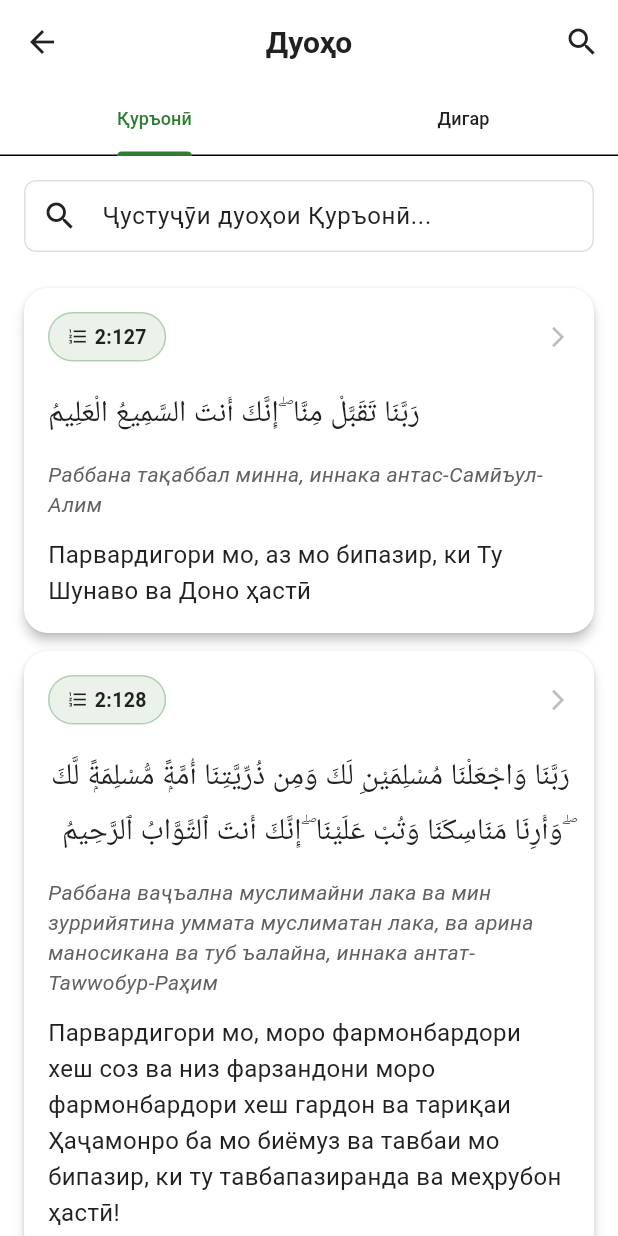
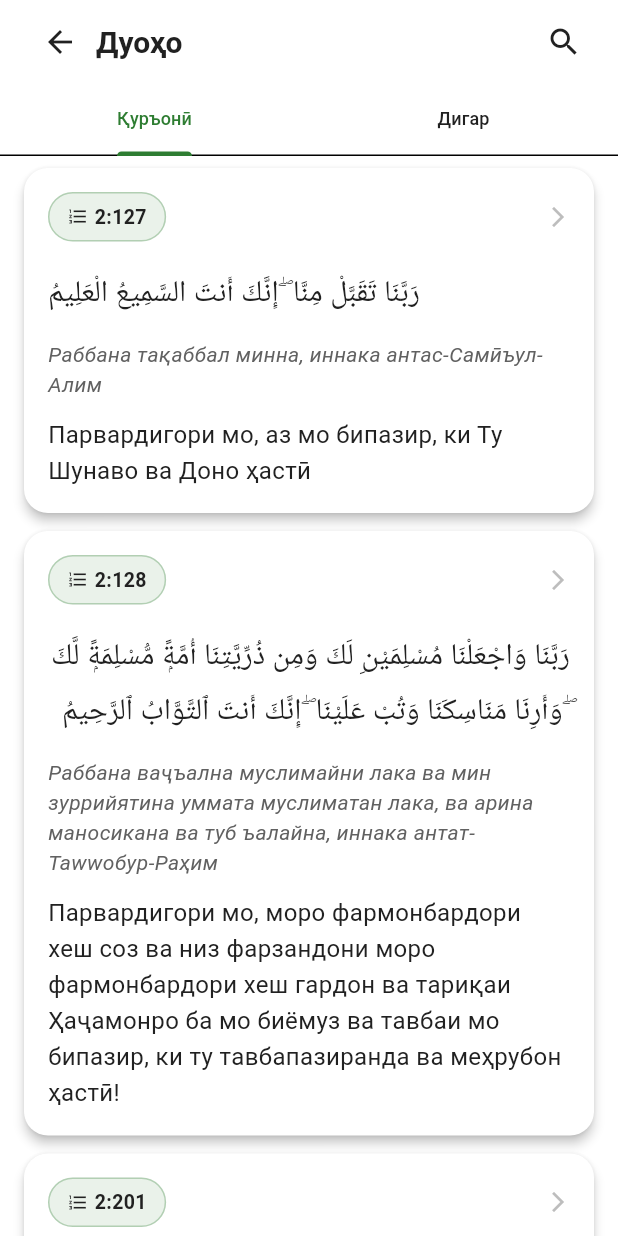
Before and after one commit to zabirovms/QuranApp, a Flutter app: the DuasPage screen opened by its route, on a phone screen of 412 x 824 dp. Run offline on Flutter 3.47's test engine with Material 3 defaults, Android fonts, the phone set to English and light mode, and no system bars; our stand-ins replace audio_service, cached_network_image, connectivity_plus, dio, equatable, flutter_riverpod and 8 more; accounts and stored records are empty.

Commit message:
Fix device back button navigation behavior
- Updated global back handler to respect navigation history properly
- Tab routes now navigate to home (default tab) before exiting app
- Fixed search and bookmarks navigation to use context.push() for proper back button behavior
- Removed individual PopScope widgets from pages to prevent conflicts
- Updated AppBar back buttons to check navigation history before going to home
- Ensures users can navigate back from search results to search page
- Prevents accidental app exits when navigating between tabs

```diff
--- a/lib/presentation/pages/bookmarks/bookmarks_page.dart
+++ b/lib/presentation/pages/bookmarks/bookmarks_page.dart
@@ -114,7 +114,7 @@ class BookmarksPage extends ConsumerWidget {
       child: Card(
         child: InkWell(
           onTap: () {
-            context.go('/surah/${bookmark.surahNumber}');
+            context.push('/surah/${bookmark.surahNumber}');
           },
           child: Padding(
             padding: const EdgeInsets.all(16),
--- a/lib/presentation/pages/duas/duas_page.dart
+++ b/lib/presentation/pages/duas/duas_page.dart
@@ -307,12 +307,14 @@ class _DuasPageState extends ConsumerState<DuasPage> with TickerProviderStateMix
   final TextEditingController _searchController = TextEditingController();
   final FocusNode _searchFocusNode = FocusNode();
   late TabController _tabController;
+  bool _isSearchExpanded = false;
 
   @override
   void initState() {
     super.initState();
     _tabController = TabController(length: 2, vsync: this);
     _tabController.addListener(_onTabChanged);
+    _tabController.addListener(_onTabChangedForSearch);
   }
 
   void _onTabChanged() {
@@ -328,13 +330,55 @@ class _DuasPageState extends ConsumerState<DuasPage> with TickerProviderStateMix
     }
   }
 
+  void _onTabChangedForSearch() {
+    // Clear search when switching tabs
+    _searchController.clear();
+    _clearSearch();
+    // Collapse search when switching tabs
+    if (_isSearchExpanded) {
+      setState(() {
+        _isSearchExpanded = false;
+      });
+      _searchFocusNode.unfocus();
+    }
+    // Trigger rebuild to update hint text
+    setState(() {});
+  }
+
   @override
   void dispose() {
     _searchController.dispose();
     _searchFocusNode.dispose();
     _tabController.removeListener(_onTabChanged);
+    _tabController.removeListener(_onTabChangedForSearch);
     _tabController.dispose();
     super.dispose();
+  }
+
+  void _handleSearch(String value) {
+    final quranicDuasAsync = ref.read(quranicDuasProvider);
+    final cachedImagesState = ref.read(cachedImagesProvider);
+
+    quranicDuasAsync.whenData((quranicDuas) {
+      if (_tabController.index == 0) {
+        // Search in Quranic duas
+        ref.read(duasSearchProvider.notifier).searchQuranicDuas(value, quranicDuas);
+      } else {
+        // Search in images
+        if (cachedImagesState.imageUrls.isNotEmpty) {
+          ref.read(duasSearchProvider.notifier).searchImages(value, cachedImagesState.imageUrls);
+        }
+      }
+    });
+  }
+
+  void _clearSearch() {
+    final quranicDuasAsync = ref.read(quranicDuasProvider);
+    final cachedImagesState = ref.read(cachedImagesProvider);
+
+    quranicDuasAsync.whenData((quranicDuas) {
+      ref.read(duasSearchProvider.notifier).clearSearch(quranicDuas, cachedImagesState.imageUrls);
+    });
   }
 
   @override
@@ -342,31 +386,90 @@ class _DuasPageState extends ConsumerState<DuasPage> with TickerProviderStateMix
     final quranicDuasAsync = ref.watch(quranicDuasProvider);
     final searchState = ref.watch(duasSearchProvider);
 
-    return PopScope(
-      canPop: false,
-      onPopInvoked: (didPop) async {
-        if (didPop) return;
-        // Always navigate to home when back button is pressed
-        GoRouter.of(context).go('/');
-      },
-      child: Scaffold(
+    return Scaffold(
         appBar: AppBar(
-          title: const Text('Дуоҳо'),
-          centerTitle: true,
-          leading: IconButton(
+          title: LayoutBuilder(
+            builder: (context, constraints) {
+              final availableWidth = constraints.maxWidth;
+              final searchWidth = _isSearchExpanded ? (availableWidth * 0.6).clamp(200.0, 300.0) : 40.0;
+
+              return Row(
+                children: [
+                  IconButton(
                     icon: const Icon(Icons.arrow_back),
                     onPressed: () {
+                      if (GoRouter.of(context).canPop()) {
+                        GoRouter.of(context).pop();
+                      } else {
                         GoRouter.of(context).go('/');
+                      }
                     },
                   ),
-        actions: [
+                  const Text('Дуоҳо'),
+                  const Spacer(),
+                  AnimatedContainer(
+                    duration: const Duration(milliseconds: 300),
+                    width: searchWidth,
+                    child: _isSearchExpanded
+                        ? TextField(
+                            controller: _searchController,
+                            focusNode: _searchFocusNode,
+                            decoration: InputDecoration(
+                              hintText: _tabController.index == 0 ? 'Ҷустуҷӯи дуоҳои Қуръонӣ...' : 'Ҷустуҷӯи дуо...',
+                              prefixIcon: const Icon(Icons.search, size: 18),
+                              suffixIcon: Row(
+                                mainAxisSize: MainAxisSize.min,
+                                children: [
+                                  if (_searchController.text.isNotEmpty)
                                     IconButton(
-            icon: const Icon(Icons.search),
+                                      icon: const Icon(Icons.clear, size: 18),
                                       onPressed: () {
-              _searchFocusNode.requestFocus();
+                                        _searchController.clear();
+                                        _clearSearch();
+                                      },
+                                    ),
+                                  IconButton(
+                                    icon: const Icon(Icons.close, size: 18),
+                                    onPressed: () {
+                                      setState(() {
+                                        _isSearchExpanded = false;
+                                      });
+                                      _searchController.clear();
+                                      _clearSearch();
+                                      _searchFocusNode.unfocus();
                                     },
                                   ),
                                 ],
+                              ),
+                              border: OutlineInputBorder(
+                                borderRadius: BorderRadius.circular(20),
+                              ),
+                              filled: true,
+                              fillColor: Theme.of(context).cardColor,
+                              contentPadding: const EdgeInsets.symmetric(horizontal: 12, vertical: 8),
+                              isDense: true,
+                            ),
+                            onChanged: (value) {
+                              _handleSearch(value);
+                            },
+                          )
+                        : IconButton(
+                            icon: const Icon(Icons.search),
+                            onPressed: () {
+                              setState(() {
+                                _isSearchExpanded = true;
+                              });
+                              Future.delayed(const Duration(milliseconds: 100), () {
+                                _searchFocusNode.requestFocus();
+                              });
+                            },
+                          ),
+                  ),
+                ],
+              );
+            },
+          ),
+          centerTitle: false,
           bottom: TabBar(
             controller: _tabController,
             tabs: const [
@@ -384,7 +487,6 @@ class _DuasPageState extends ConsumerState<DuasPage> with TickerProviderStateMix
           _buildOtherTab(searchState),
         ],
       ),
-      ),
     );
   }
 
@@ -398,48 +500,11 @@ class _DuasPageState extends ConsumerState<DuasPage> with TickerProviderStateMix
           });
         }
 
-        return Column(
-          children: [
-            // Search bar
-            Padding(
-              padding: const EdgeInsets.all(16.0),
-              child: TextField(
-                controller: _searchController,
-                focusNode: _searchFocusNode,
-                decoration: InputDecoration(
-                  hintText: 'Ҷустуҷӯи дуоҳои Қуръонӣ...',
-                  prefixIcon: const Icon(Icons.search),
-                  suffixIcon: _searchController.text.isNotEmpty
-                      ? IconButton(
-                          icon: const Icon(Icons.clear),
-                          onPressed: () {
-                            _searchController.clear();
-                            ref.read(duasSearchProvider.notifier).clearSearch(quranicDuas, []);
-                          },
-                        )
-                      : null,
-                  border: OutlineInputBorder(
-                    borderRadius: BorderRadius.circular(12),
-                  ),
-                  filled: true,
-                  fillColor: Theme.of(context).cardColor,
-                ),
-                onChanged: (value) {
-                  ref.read(duasSearchProvider.notifier).searchQuranicDuas(value, quranicDuas);
-                },
-              ),
-            ),
-
-            // Content
-            Expanded(
-              child: searchState.isSearching
+        return searchState.isSearching
             ? const Center(child: CircularProgressIndicator())
             : searchState.filteredDuas.isEmpty
                 ? _buildEmptyState(true)
-                      : _buildQuranicDuasList(searchState.filteredDuas),
-            ),
-          ],
-        );
+                : _buildQuranicDuasList(searchState.filteredDuas);
       },
       loading: () => const Center(
         child: LoadingCircularWidget(
@@ -474,44 +539,7 @@ class _DuasPageState extends ConsumerState<DuasPage> with TickerProviderStateMix
       });
     }
 
-    return Column(
-      children: [
-        // Search bar for images
-        Padding(
-          padding: const EdgeInsets.all(16.0),
-          child: TextField(
-            controller: _searchController,
-            focusNode: _searchFocusNode,
-            decoration: InputDecoration(
-              hintText: 'Ҷустуҷӯи дуо...',
-              prefixIcon: const Icon(Icons.search),
-              suffixIcon: _searchController.text.isNotEmpty
-                  ? IconButton(
-                      icon: const Icon(Icons.clear),
-                      onPressed: () {
-                        _searchController.clear();
-                        ref.read(duasSearchProvider.notifier).clearSearch([], cachedImagesState.imageUrls);
-                      },
-                    )
-                  : null,
-              border: OutlineInputBorder(
-                borderRadius: BorderRadius.circular(12),
-              ),
-              filled: true,
-              fillColor: Theme.of(context).cardColor,
-            ),
-            onChanged: (value) {
-              ref.read(duasSearchProvider.notifier).searchImages(value, cachedImagesState.imageUrls);
-            },
-          ),
-        ),
-
-        // Content
-        Expanded(
-          child: _buildContent(cachedImagesState, searchState),
-        ),
-      ],
-    );
+    return _buildContent(cachedImagesState, searchState);
   }
 
   Widget _buildContent(CachedImagesState cachedImagesState, DuasSearchState searchState) {
--- a/lib/presentation/pages/search/search_page.dart
+++ b/lib/presentation/pages/search/search_page.dart
@@ -286,7 +286,7 @@ class _SearchPageState extends ConsumerState<SearchPage> {
                 child: Card(
                   child: InkWell(
                     onTap: () {
-                      context.go('/surah/${verse.surahId}/verse/${verse.verseNumber}');
+                      context.push('/surah/${verse.surahId}/verse/${verse.verseNumber}');
                     },
                     child: Padding(
                       padding: const EdgeInsets.all(16),
```
Also changed, not shown: lib/main.dart (+18 -18 lines), lib/presentation/pages/home/home_page.dart (+9 -5 lines), lib/presentation/pages/learn_words/learn_words_page.dart (+7 -11 lines), lib/presentation/pages/surah/surah_page.dart (+6 -10 lines), lib/presentation/pages/tasbeeh/tasbeeh_page.dart (+48 -48 lines). Lines whose indentation alone changed are shown as unchanged.
